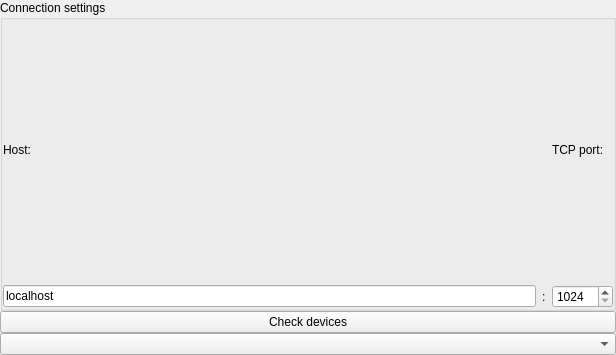
Old version of the form plugins/TelescopeControl/src/INDI/TelescopeClientINDIUI.ui in the repository Stellarium/stellarium.
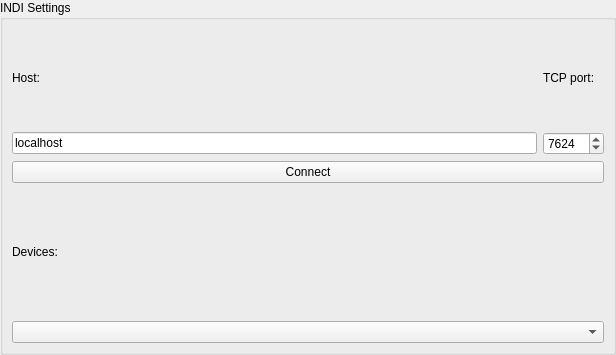
New version of the form.

Commit message: TelescopeClientINDIUI ended

Patch:
```diff
--- a/plugins/TelescopeControl/src/INDI/TelescopeClientINDIUI.ui
+++ b/plugins/TelescopeControl/src/INDI/TelescopeClientINDIUI.ui
@@ -30,57 +30,24 @@
     <number>0</number>
    </property>
    <item>
-    <widget class="QGroupBox" name="serverSettings">
+    <widget class="QGroupBox" name="groupBox">
      <property name="title">
-      <string>Connection settings</string>
+      <string>INDI Settings</string>
      </property>
-     <layout class="QGridLayout" name="gridLayoutConnectionSettings">
-      <property name="leftMargin">
-       <number>0</number>
-      </property>
-      <property name="topMargin">
-       <number>0</number>
-      </property>
-      <property name="rightMargin">
-       <number>0</number>
-      </property>
-      <property name="bottomMargin">
-       <number>0</number>
-      </property>
-      <item row="0" column="0">
-       <widget class="QLabel" name="labelHost">
+     <layout class="QVBoxLayout" name="verticalLayout_2">
+      <item>
+       <layout class="QGridLayout" name="serverSettings">
+        <item row="0" column="1">
+         <widget class="QLabel" name="labelTCPPort">
         <property name="enabled">
          <bool>true</bool>
         </property>
         <property name="text">
-         <string>Host:</string>
-        </property>
-       </widget>
-      </item>
-      <item row="1" column="0">
-       <widget class="QLineEdit" name="lineEditHostName">
-        <property name="enabled">
-         <bool>true</bool>
-        </property>
-        <property name="toolTip">
-         <string>Host name or IPv4 address of the machine that hosts the telescope server</string>
-        </property>
-        <property name="text">
-         <string notr="true">localhost</string>
-        </property>
-        <property name="maxLength">
-         <number>255</number>
+           <string>TCP port:</string>
         </property>
        </widget>
       </item>
       <item row="1" column="1">
-       <widget class="QLabel" name="labelColon">
-        <property name="text">
-         <string notr="true">:</string>
-        </property>
-       </widget>
-      </item>
-      <item row="1" column="2">
        <widget class="QSpinBox" name="spinBoxTCPPort">
         <property name="sizePolicy">
          <sizepolicy hsizetype="Preferred" vsizetype="Fixed">
@@ -94,30 +61,55 @@
         <property name="maximum">
          <number>65535</number>
         </property>
-       </widget>
-      </item>
-      <item row="0" column="2">
-       <widget class="QLabel" name="labelTCPPort">
+          <property name="value">
+           <number>7624</number>
+          </property>
+         </widget>
+        </item>
+        <item row="1" column="0">
+         <widget class="QLineEdit" name="lineEditHostName">
         <property name="enabled">
          <bool>true</bool>
         </property>
         <property name="text">
-         <string>TCP port:</string>
+           <string notr="true">localhost</string>
+          </property>
+          <property name="maxLength">
+           <number>255</number>
+          </property>
+         </widget>
+        </item>
+        <item row="0" column="0">
+         <widget class="QLabel" name="labelHost">
+          <property name="enabled">
+           <bool>true</bool>
+          </property>
+          <property name="text">
+           <string>Host:</string>
         </property>
        </widget>
       </item>
      </layout>
+      </item>
+      <item>
+       <widget class="QPushButton" name="connectButton">
+        <property name="text">
+         <string>Connect</string>
+        </property>
     </widget>
    </item>
    <item>
-    <widget class="QPushButton" name="getDevicesPushButton">
+       <widget class="QLabel" name="label">
      <property name="text">
-      <string>Check devices</string>
+         <string>Devices:</string>
      </property>
     </widget>
    </item>
    <item>
     <widget class="QComboBox" name="devicesComboBox"/>
+      </item>
+     </layout>
+    </widget>
    </item>
   </layout>
  </widget>
```
Left out of the diff: 3 changed lines with no effect on the pictures. Lines whose indentation alone changed are shown as unchanged. The commit also changes 5 other files.
